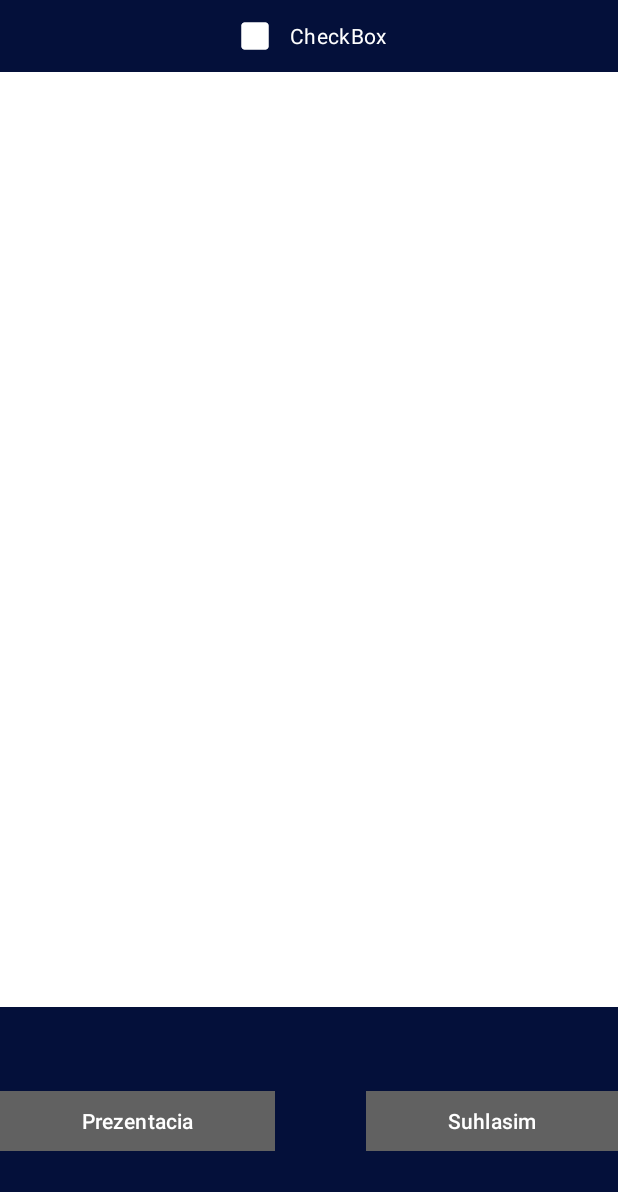
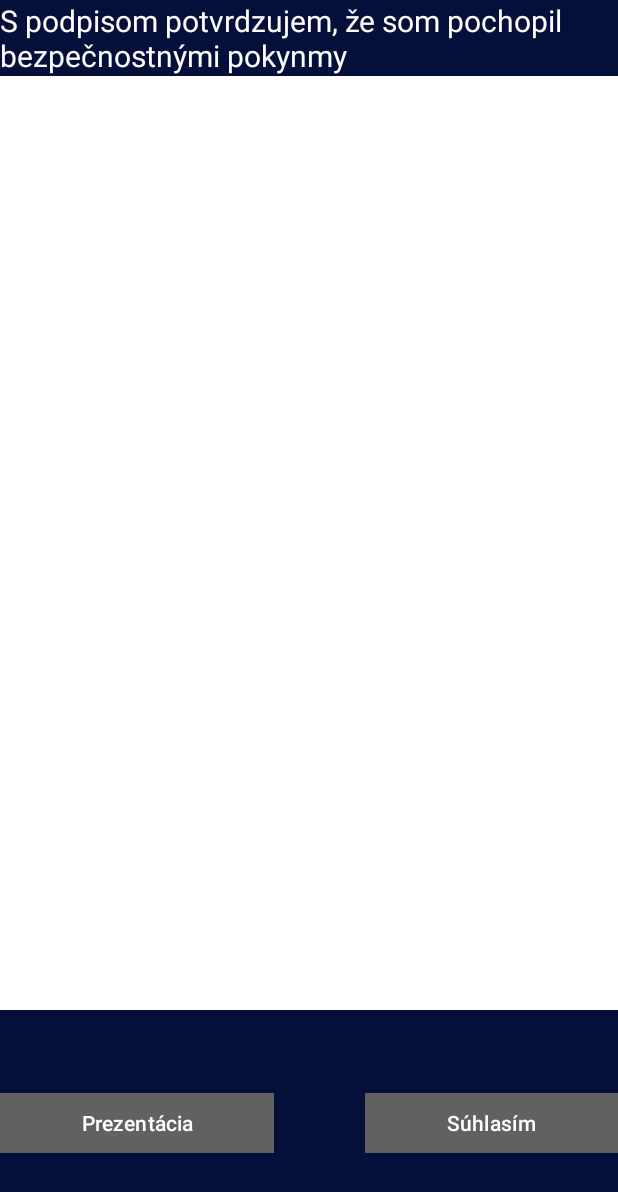
Before and after one commit to TIS2023-FMFI/navstevy, an Android app: the ConfirmationFragment screen opened through its navigation route, on a phone screen of 412 x 824 dp. Shown: the top 1192 px of the screen. Run offline under Robolectric (Android 15) with nearby library versions, the phone set to English and light mode, and no system bars.

Commit message:
Fix button and other text

```diff
--- a/src/TabletApp/app/src/main/java/com/example/safety_presentation/ConfirmationFragment.kt
+++ b/src/TabletApp/app/src/main/java/com/example/safety_presentation/ConfirmationFragment.kt
@@ -20,6 +20,19 @@ class ConfirmationFragment : Fragment() {
     override fun onCreateView(
         inflater: LayoutInflater, container: ViewGroup?, savedInstanceState: Bundle?): View {
         bind = FragmentConfirmationBinding.inflate(inflater, container, false)
+
+        if (mainActivity.languageInUse == "sk"){
+            bind.textView.text = "S podpisom potvrdzujem, že som pochopil bezpečnostnými pokynmy"
+            bind.button4.text = "Prezentácia"
+            bind.button5.text = "Súhlasím"
+        }
+
+        else{
+            bind.textView.text = "With my signature I acknowledge that I have understood the safety instructions"
+            bind.button4.text = "Presentation"
+            bind.button5.text = "Agree"
+        }
+
         bind.apply {
             button4.setOnClickListener {
                 val action = ConfirmationFragmentDirections.actionConfirmationFragmentToPresentationFragment()
--- a/src/TabletApp/app/src/main/res/layout/fragment_confirmation.xml
+++ b/src/TabletApp/app/src/main/res/layout/fragment_confirmation.xml
@@ -12,16 +12,13 @@
         android:layout_height="match_parent"
         android:orientation="vertical">
 
-        <CheckBox
-            android:id="@+id/checkBox"
-            android:layout_width="wrap_content"
+        <TextView
+            android:id="@+id/textView"
+            android:layout_width="match_parent"
             android:layout_height="wrap_content"
-            android:layout_gravity="center"
-            android:buttonTint="#FFFFFF"
-            android:checked="true"
-            android:filterTouchesWhenObscured="false"
-            android:text="  CheckBox"
-            android:textColor="#FFFFFF" />
+            android:text="TextView"
+            android:textColor="#FFFFFF"
+            android:textSize="20sp" />
 
         <com.example.safety_presentation.CanvasView
             android:id="@+id/view"
```
